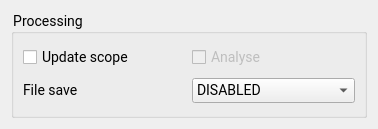
sevenreek/qtadqscope, file RecordProcessorsPanel.ui: the form before one commit.
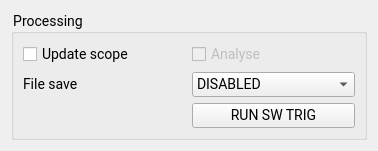
The form after the commit.

Patch:
```diff
--- a/RecordProcessorsPanel.ui
+++ b/RecordProcessorsPanel.ui
@@ -7,7 +7,7 @@
     <x>0</x>
     <y>0</y>
     <width>378</width>
-    <height>129</height>
+    <height>147</height>
    </rect>
   </property>
   <property name="windowTitle">
@@ -38,29 +38,7 @@
       <string>Processing</string>
      </property>
      <layout class="QGridLayout" name="gridLayout_6">
-      <item row="1" column="2">
-       <widget class="QComboBox" name="fileTypeSelector">
-        <property name="enabled">
-         <bool>true</bool>
-        </property>
-        <item>
-         <property name="text">
-          <string>DISABLED</string>
-         </property>
-        </item>
-        <item>
-         <property name="text">
-          <string>BINARY</string>
-         </property>
-        </item>
-        <item>
-         <property name="text">
-          <string>BINARY VERBOSE</string>
-         </property>
-        </item>
-       </widget>
-      </item>
-      <item row="0" column="1">
+      <item row="1" column="1">
        <widget class="QCheckBox" name="updateScopeCB">
         <property name="font">
          <font>
@@ -73,7 +51,7 @@
         </property>
        </widget>
       </item>
-      <item row="0" column="2">
+      <item row="1" column="2">
        <widget class="QCheckBox" name="analyseCB">
         <property name="enabled">
          <bool>false</bool>
@@ -89,13 +67,42 @@
         </property>
        </widget>
       </item>
-      <item row="1" column="1">
+      <item row="2" column="1">
        <widget class="QLabel" name="label">
         <property name="text">
          <string>File save</string>
         </property>
        </widget>
       </item>
+      <item row="2" column="2">
+       <widget class="QComboBox" name="fileTypeSelector">
+        <property name="enabled">
+         <bool>true</bool>
+        </property>
+        <item>
+         <property name="text">
+          <string>DISABLED</string>
+         </property>
+        </item>
+        <item>
+         <property name="text">
+          <string>BINARY</string>
+         </property>
+        </item>
+        <item>
+         <property name="text">
+          <string>BINARY VERBOSE</string>
+         </property>
+        </item>
+       </widget>
+      </item>
+      <item row="3" column="2">
+       <widget class="QPushButton" name="softwareTrigger">
+        <property name="text">
+         <string>RUN SW TRIG</string>
+        </property>
+       </widget>
+      </item>
      </layout>
     </widget>
    </item>
```
